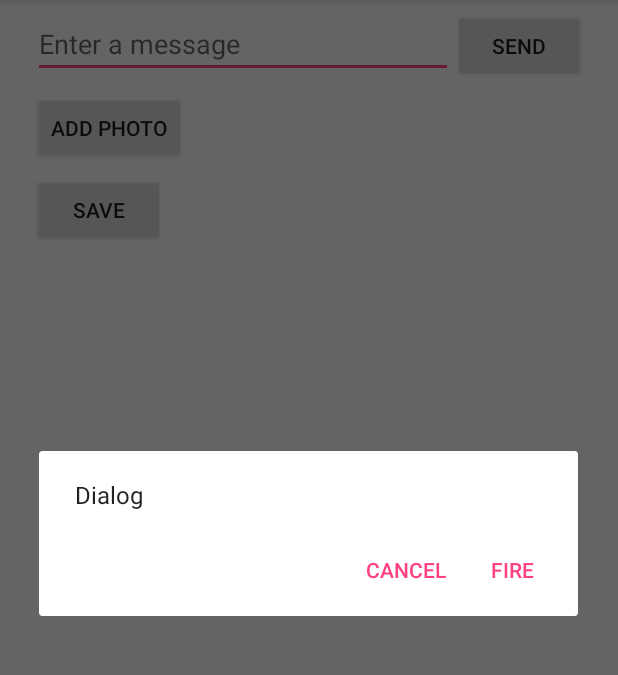
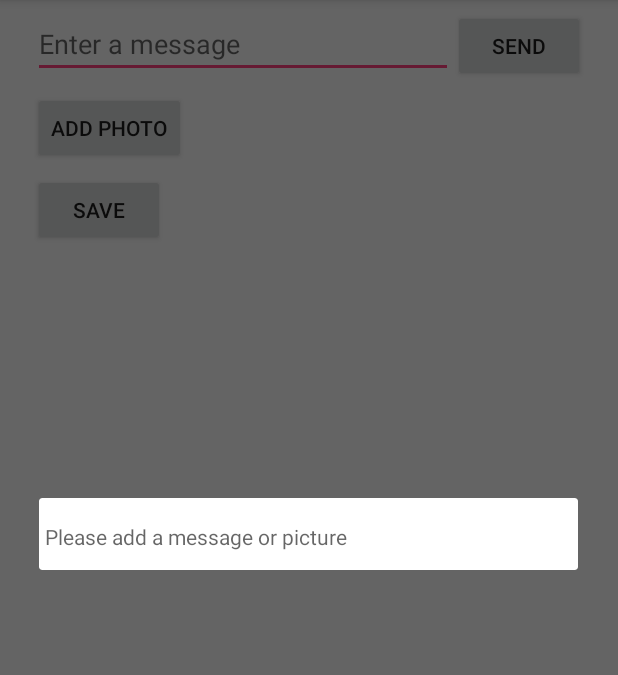
Before and after one commit to MstrJL300/COSW-LAB8, an Android app: the screen it shows after launch (MainActivity), after a tap on "SAVE", on a phone screen of 412 x 824 dp, the part 84-759 px from its top. Run offline under Robolectric (Android 15) with nearby library versions, the phone set to English and light mode, and no system bars; 1 statement that could not run was skipped.

Commit message:
La ventana de alerta aparece cuando no se encuentra la foto y el texto

```diff
--- a/Codelab2/app/src/main/java/com/example/jose/codelab2/MainActivity.java
+++ b/Codelab2/app/src/main/java/com/example/jose/codelab2/MainActivity.java
@@ -1,27 +1,18 @@
 package com.example.jose.codelab2;
 
-import android.app.Dialog;
-import android.content.Context;
-import android.content.DialogInterface;
 import android.content.Intent;
 import android.graphics.Bitmap;
-import android.net.Uri;
 import android.provider.MediaStore;
+import android.provider.Settings;
 import android.support.v4.app.DialogFragment;
-import android.support.v7.app.AlertDialog;
 import android.support.v7.app.AppCompatActivity;
 import android.os.Bundle;
 import android.view.View;
 import android.widget.EditText;
-import android.widget.FrameLayout;
 import android.widget.ImageView;
 
-import com.google.android.gms.appindexing.Action;
 import com.google.android.gms.appindexing.AppIndex;
-import com.google.android.gms.appindexing.Thing;
 import com.google.android.gms.common.api.GoogleApiClient;
-
-import static android.R.attr.tag;
 
 public class MainActivity extends AppCompatActivity {
 
@@ -32,18 +23,32 @@ public class MainActivity extends AppCompatActivity {
      * See https://g.co/AppIndexing/AndroidStudio for more information.
      */
     private GoogleApiClient client;
+
+    //MESSAGE
+    Intent intent;
+    EditText editText;
+    //PHOTO
     private ImageView mImageView;
     Bitmap imageBitmap;
     private static final int ACTION_TAKE_PHOTO_S = 2;
+    Intent takePictureIntent;
+
+    //SAVE
+    DialogFragment newFragment = new MessageDialogFragment();
 
     @Override
     protected void onCreate(Bundle savedInstanceState) {
 
         super.onCreate(savedInstanceState);
         setContentView(R.layout.activity_main);
+
+        //MESSAGE
+        intent = new Intent(this, DisplayMessageActivity.class);
+//        editText = (EditText) findViewById(R.id.edit_message);
         //PHOTO
         mImageView = (ImageView) findViewById(R.id.imageView1);
         imageBitmap = null;
+        takePictureIntent = new Intent(MediaStore.ACTION_IMAGE_CAPTURE);
 
         //SAVE
 
@@ -58,8 +63,7 @@ public class MainActivity extends AppCompatActivity {
      * Called when the user clicks the Send button
      */
     public void sendMessage(View view) {
-        Intent intent = new Intent(this, DisplayMessageActivity.class);
-        EditText editText = (EditText) findViewById(R.id.edit_message);
+        editText = (EditText) findViewById(R.id.edit_message);
         String message = editText.getText().toString();
         intent.putExtra(EXTRA_MESSAGE, message);
         startActivity(intent);
@@ -71,9 +75,6 @@ public class MainActivity extends AppCompatActivity {
      * Called to call an action that takes the photo.
      */
     private void dispatchTakePictureIntent() {
-
-        Intent takePictureIntent = new Intent(MediaStore.ACTION_IMAGE_CAPTURE);
-
         if (takePictureIntent.resolveActivity(getPackageManager()) != null)
             startActivityForResult(takePictureIntent, REQUEST_IMAGE_CAPTURE);
     }
@@ -101,8 +102,15 @@ public class MainActivity extends AppCompatActivity {
     }
 
     //SAVE SECTION
+
+    /**
+     * Called when the user clicks the Save button
+     */
     public void save(View view) {
-        DialogFragment newFragment = new FireMissilesDialogFragment();
-        newFragment.show(getSupportFragmentManager(), "missiles");
+        editText = (EditText) findViewById(R.id.edit_message);
+        String message = editText.getText().toString();
+//        System.out.println("|||"+message.isEmpty());
+        if(imageBitmap == null && message.isEmpty())
+            newFragment.show(getSupportFragmentManager(), "misiles"); //Shows the dialog
     }
 }
--- a/Codelab2/app/src/main/java/com/example/jose/codelab2/FireMissilesDialogFragment.java
+++ b/Codelab2/app/src/main/java/com/example/jose/codelab2/MessageDialogFragment.java
@@ -5,18 +5,39 @@ import android.content.DialogInterface;
 import android.os.Bundle;
 import android.support.v4.app.DialogFragment;
 import android.support.v7.app.AlertDialog;
+import android.view.LayoutInflater;
 
 /**
  * Created by jose on 14/11/16.
  */
 
-public class FireMissilesDialogFragment extends DialogFragment {
+public class MessageDialogFragment extends android.support.v4.app.DialogFragment {
+
+    /**
+     * When MessageDialogFragment is created in MainActivity it uses "onCreateDialog" to
+     * make the content of the dialog.
+     * @param savedInstanceState
+     * @return
+     */
 
     @Override
     public Dialog onCreateDialog(Bundle savedInstanceState) {
         // Use the Builder class for convenient dialog construction
         AlertDialog.Builder builder = new AlertDialog.Builder(getActivity());
-        builder.setMessage(R.string.dialog_fire_missiles)
+        // Get the layout inflater
+        LayoutInflater inflater = getActivity().getLayoutInflater();
+
+        // Inflate and set the layout for the dialog
+        // Pass null as the parent view because its going in the dialog layout
+
+        builder.setView(inflater.inflate(R.layout.message_dialog_fragment, null));
+
+        //This is another way to set the message for the builder.
+//        builder.setMessage(R.string.dialog_fire_missiles);
+                /*
+                This are aditional atributes for builder in the form of buttons, I'm not using
+                them for this app.
+
                 .setPositiveButton(R.string.fire, new DialogInterface.OnClickListener() {
                     public void onClick(DialogInterface dialog, int id) {
                         // FIRE ZE MISSILES!
@@ -26,7 +47,7 @@ public class FireMissilesDialogFragment extends DialogFragment {
                     public void onClick(DialogInterface dialog, int id) {
                         // User cancelled the dialog
                     }
-                });
+                });*/
         // Create the AlertDialog object and return it
         return builder.create();
     }
--- /dev/null
+++ b/Codelab2/app/src/main/res/layout/message_dialog_fragment.xml
@@ -0,0 +1,17 @@
+<?xml version="1.0" encoding="utf-8"?>
+<LinearLayout xmlns:android="http://schemas.android.com/apk/res/android"
+    android:orientation="vertical"
+    android:layout_width="wrap_content"
+    android:layout_height="wrap_content">
+
+<TextView
+        android:id="@+id/alert"
+        android:layout_width="match_parent"
+        android:layout_height="wrap_content"
+        android:layout_marginTop="16dp"
+        android:layout_marginLeft="4dp"
+        android:layout_marginRight="4dp"
+        android:layout_marginBottom="4dp"
+        android:hint="@string/alert" />
+
+</LinearLayout>
--- a/Codelab2/app/src/main/res/values/strings.xml
+++ b/Codelab2/app/src/main/res/values/strings.xml
@@ -5,6 +5,6 @@
     <string name="button_photo">Add Photo</string>
     <string name="button_Save">Save</string>
     <string name="fire">Fire</string>
-    <string name="dialog_fire_missiles">Dialog</string>
     <string name="cancel">Cancel</string>
+    <string name="alert">Please add a message or picture</string>
 </resources>
```
